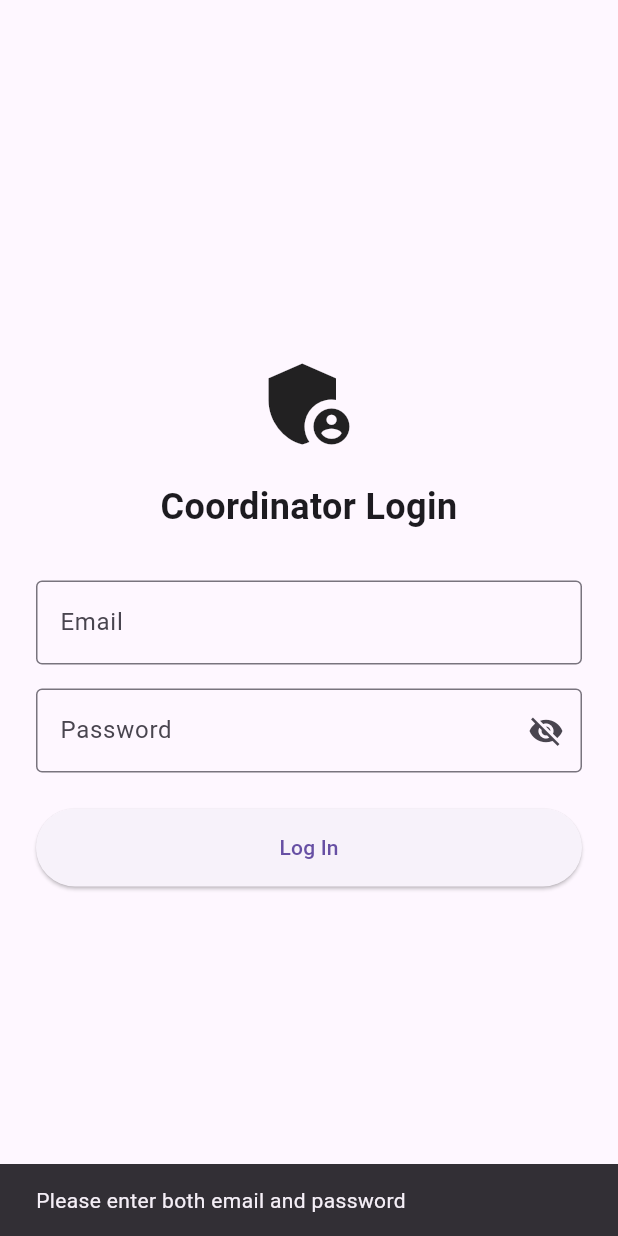
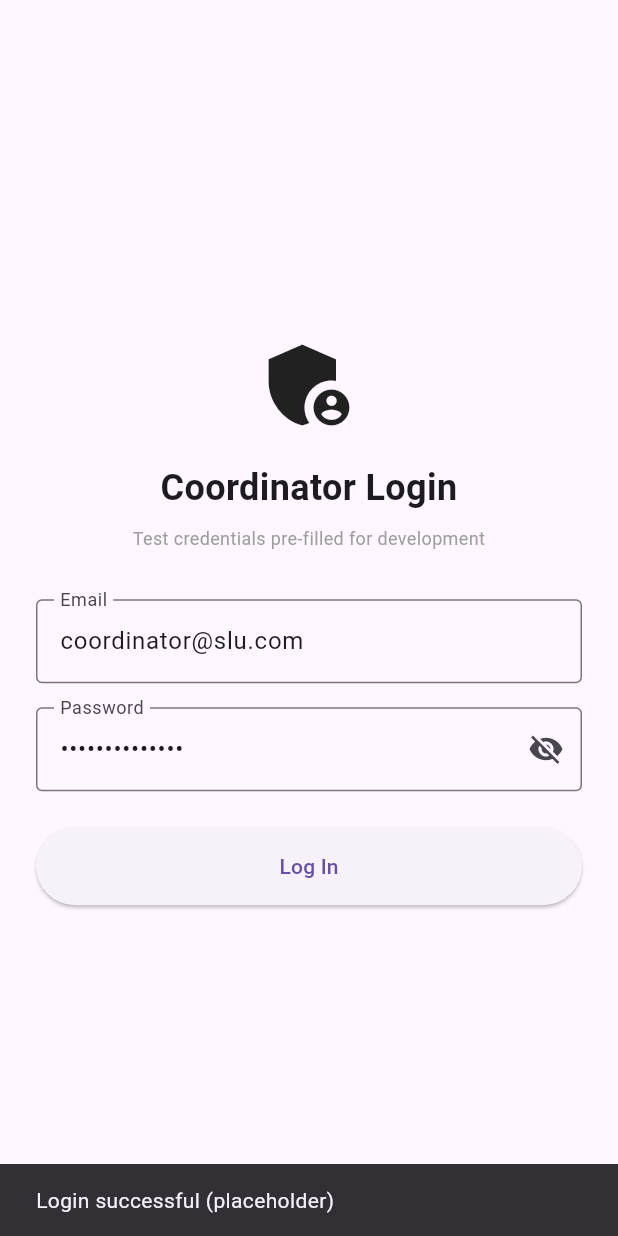
Before and after one commit to CynthiaJC/SLU_Attendance_App, a Flutter app: the CoordinatorLoginScreen screen opened directly, after a tap on "Log In", on a phone screen of 412 x 824 dp. Run offline on Flutter 3.47's test engine with Material 3 defaults, Android fonts, the phone set to English and light mode, and no system bars.

Commit message:
Added placeholder login credentials for testing

```diff
--- a/lib/screens/coordinator_login_screen.dart
+++ b/lib/screens/coordinator_login_screen.dart
@@ -8,8 +8,12 @@ class CoordinatorLoginScreen extends StatefulWidget {
 }
 
 class _CoordinatorLoginScreenState extends State<CoordinatorLoginScreen> {
-  final _emailController = TextEditingController();
-  final _passwordController = TextEditingController();
+  // Placeholder test credentials — remove once real auth is connected
+  static const String _testEmail = 'coordinator@slu.com';
+  static const String _testPassword = 'coordinator123';
+
+  final _emailController = TextEditingController(text: _testEmail);
+  final _passwordController = TextEditingController(text: _testPassword);
   bool _obscurePassword = true;
 
   @override
@@ -30,8 +34,18 @@ class _CoordinatorLoginScreenState extends State<CoordinatorLoginScreen> {
       return;
     }
 
-    // TODO: connect to backend authentication
-    debugPrint('Coordinator login attempt: $email');
+    // TODO: replace with real backend authentication
+    if (email == _testEmail && password == _testPassword) {
+      ScaffoldMessenger.of(context).showSnackBar(
+        const SnackBar(content: Text('Login successful (placeholder)')),
+      );
+      // TODO: Navigator.pushReplacement to CoordinatorDashboardScreen once built
+      debugPrint('Coordinator login success: $email');
+    } else {
+      ScaffoldMessenger.of(context).showSnackBar(
+        const SnackBar(content: Text('Invalid credentials. Use the pre-filled test login.')),
+      );
+    }
   }
 
   @override
@@ -52,6 +66,12 @@ class _CoordinatorLoginScreenState extends State<CoordinatorLoginScreen> {
                     'Coordinator Login',
                     textAlign: TextAlign.center,
                     style: TextStyle(fontSize: 24, fontWeight: FontWeight.bold),
+                  ),
+                  const SizedBox(height: 8),
+                  const Text(
+                    'Test credentials pre-filled for development',
+                    textAlign: TextAlign.center,
+                    style: TextStyle(fontSize: 12, color: Colors.grey),
                   ),
                   const SizedBox(height: 32),
                   TextField(
--- a/lib/screens/intern_login_screen.dart
+++ b/lib/screens/intern_login_screen.dart
@@ -8,8 +8,12 @@ class InternLoginScreen extends StatefulWidget {
 }
 
 class _InternLoginScreenState extends State<InternLoginScreen> {
-  final _emailController = TextEditingController();
-  final _passwordController = TextEditingController();
+  // Placeholder test credentials — remove once real auth is connected
+  static const String _testEmail = 'intern@slu.com';
+  static const String _testPassword = 'intern123';
+
+  final _emailController = TextEditingController(text: _testEmail);
+  final _passwordController = TextEditingController(text: _testPassword);
   bool _obscurePassword = true;
 
   @override
@@ -30,8 +34,18 @@ class _InternLoginScreenState extends State<InternLoginScreen> {
       return;
     }
 
-    // TODO: connect to backend authentication
-    debugPrint('Intern login attempt: $email');
+    // TODO: replace with real backend authentication
+    if (email == _testEmail && password == _testPassword) {
+      ScaffoldMessenger.of(context).showSnackBar(
+        const SnackBar(content: Text('Login successful (placeholder)')),
+      );
+      // TODO: Navigator.pushReplacement to InternDashboardScreen once built
+      debugPrint('Intern login success: $email');
+    } else {
+      ScaffoldMessenger.of(context).showSnackBar(
+        const SnackBar(content: Text('Invalid credentials. Use the pre-filled test login.')),
+      );
+    }
   }
 
   @override
@@ -52,6 +66,12 @@ class _InternLoginScreenState extends State<InternLoginScreen> {
                     'Intern Login',
                     textAlign: TextAlign.center,
                     style: TextStyle(fontSize: 24, fontWeight: FontWeight.bold),
+                  ),
+                  const SizedBox(height: 8),
+                  const Text(
+                    'Test credentials pre-filled for development',
+                    textAlign: TextAlign.center,
+                    style: TextStyle(fontSize: 12, color: Colors.grey),
                   ),
                   const SizedBox(height: 32),
                   TextField(
```
